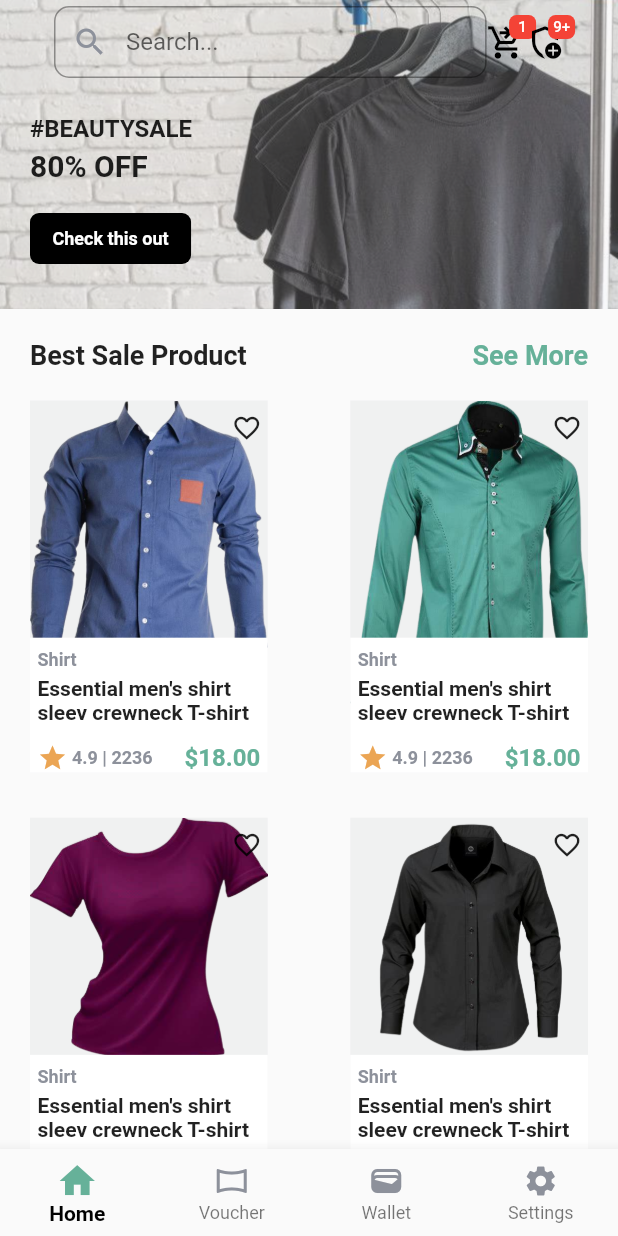
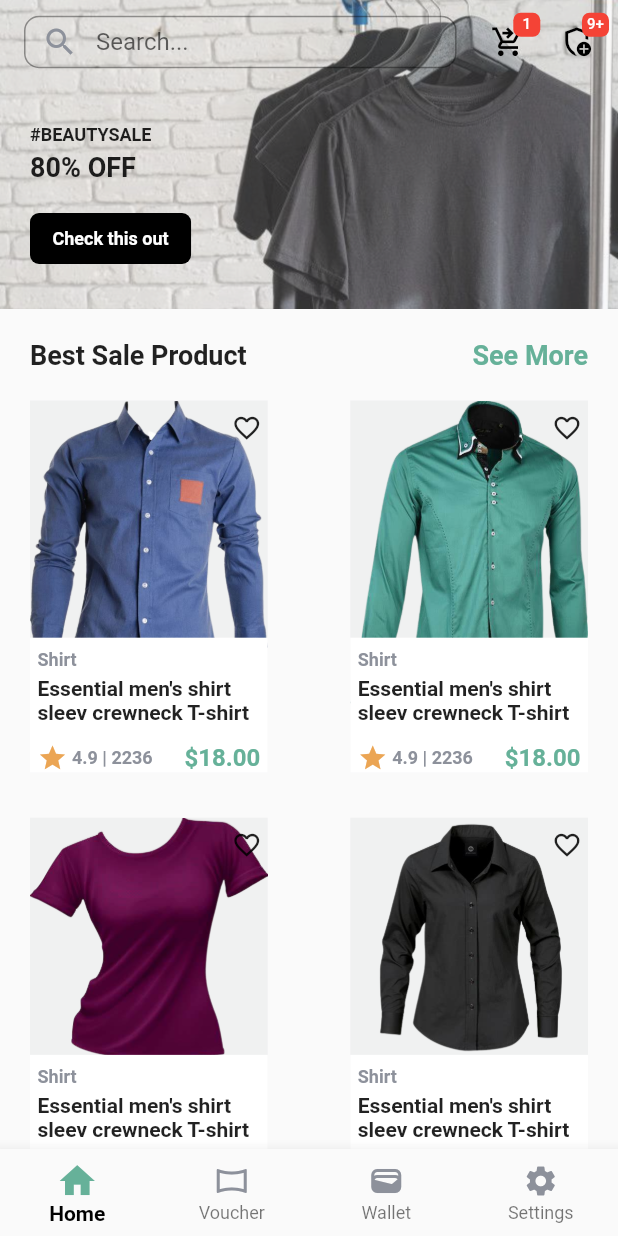
Before and after one commit to XROLE/market-hub, a Flutter app: the screen it shows after launch, on a phone screen of 412 x 824 dp. Run offline on Flutter 3.47's test engine with Material 2 defaults, Android fonts, the phone set to English and light mode, and no system bars; drawn by our look-alikes of carousel_slider.

Commit message:
reduce the search bar size

```diff
--- a/lib/presentation/home/home.dart
+++ b/lib/presentation/home/home.dart
@@ -23,9 +23,7 @@ class HomePage extends StatelessWidget {
               pinned: true,
               elevation: 0,
               floating: true,
-              title: Padding(
-                padding: const EdgeInsets.symmetric(horizontal: 20),
-                child: SizedBox(
+              title: SizedBox(
                 width: size.width,
                 child: Row(
                     mainAxisAlignment: MainAxisAlignment.spaceBetween,
@@ -37,7 +35,6 @@ class HomePage extends StatelessWidget {
                       const AppNotificationWidget(
                           val: "9+", iconData: Icons.add_moderator_outlined),
                     ]),
-                ),
               ),
               backgroundColor: AppColors.white,
               expandedHeight: size.height * .25,
--- a/lib/presentation/home/widgets/app_notification_widget.dart
+++ b/lib/presentation/home/widgets/app_notification_widget.dart
@@ -12,7 +12,7 @@ class AppNotificationWidget extends StatelessWidget {
     return Stack(
       clipBehavior: Clip.none,
       children: [
-        Icon(iconData, size: 26, color: AppColors.black,),
+        Icon(iconData, size: 23, color: AppColors.black,),
         Positioned(
           bottom: 15,
           left: 15,
--- a/lib/presentation/home/widgets/app_searchbar.dart
+++ b/lib/presentation/home/widgets/app_searchbar.dart
@@ -8,7 +8,9 @@ class AppSearchBar extends StatelessWidget {
 
   @override
   Widget build(BuildContext context) {
-    return TextField(
+    return SizedBox(
+      height: 35,
+      child: TextField(
         controller: searchController,
         decoration: InputDecoration(
           contentPadding: const EdgeInsets.symmetric(vertical: 0),
@@ -20,10 +22,12 @@ class AppSearchBar extends StatelessWidget {
           focusedBorder: OutlineInputBorder(
             borderSide: BorderSide(color: AppColors.textGrey),
             borderRadius: BorderRadius.circular(10),
+            gapPadding: 0,
           ),
         ),
         onChanged: (value) {
         },
+      ),
     );
   }
 }
--- a/lib/presentation/home/widgets/sample_image_stack.dart
+++ b/lib/presentation/home/widgets/sample_image_stack.dart
@@ -35,13 +35,13 @@ class SampleImageStack extends StatelessWidget {
                   Text(
                     "#BEAUTYSALE",
                     style: AppTextStyle.title(
-                        fontSize: 16, fontWeight: FontWeight.bold),
+                        fontSize: 12, fontWeight: FontWeight.bold),
                   ),
                   const SizedBox(height: 4),
                   Text(
                     title,
                     style: AppTextStyle.title(
-                        fontSize: 20, fontWeight: FontWeight.bold),
+                        fontSize: 18, fontWeight: FontWeight.bold),
                   ),
                   const SizedBox(height: 20),
                   Container(
```
Lines whose indentation alone changed are shown as unchanged.
